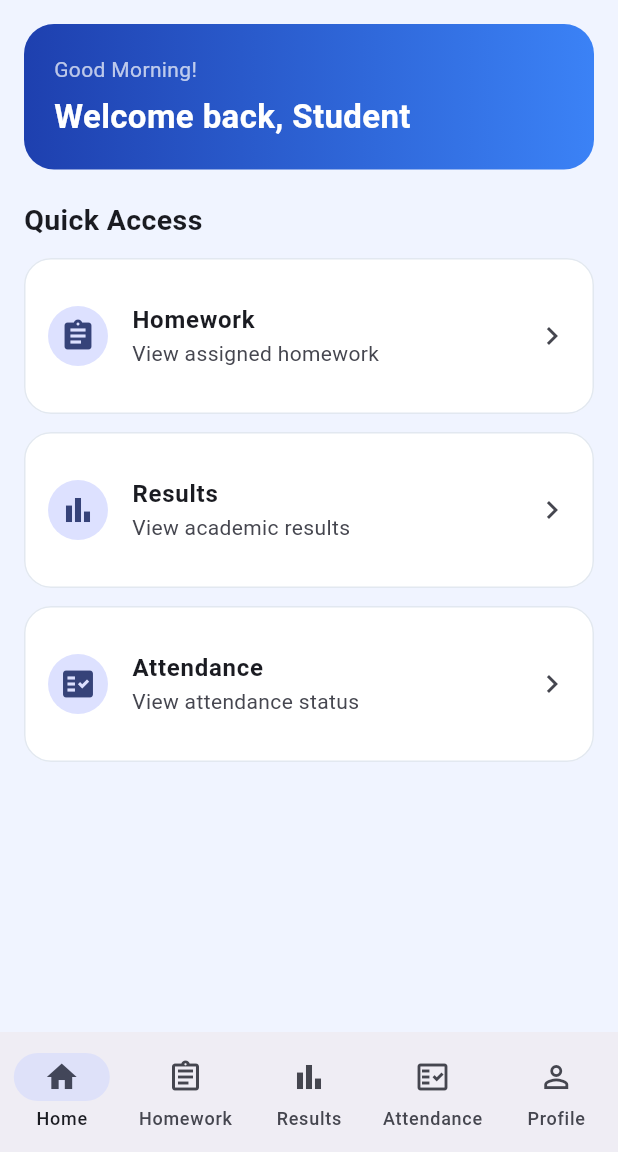
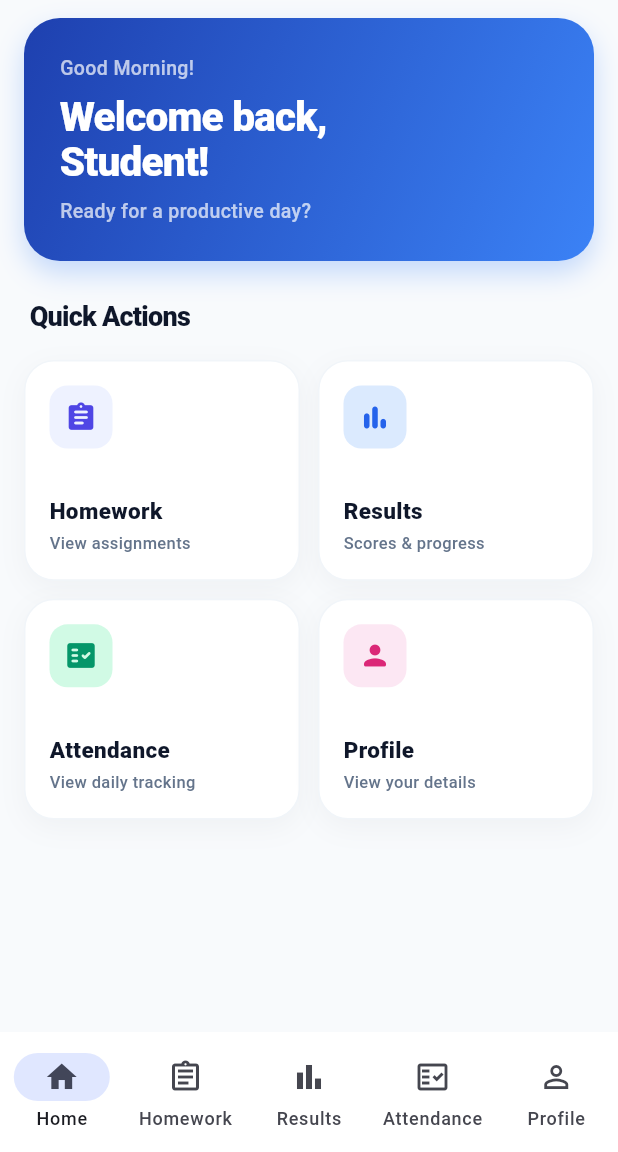
Before and after one commit to Nisal1067/schoolbridge, a Flutter app: the StudentDashboard screen opened directly, on a phone screen of 412 x 824 dp, the part 84-1236 px from its top. Run offline on Flutter 3.47's test engine with Material 3 defaults, Android fonts, the phone set to English and light mode, and no system bars; our stand-ins replace cloud_firestore, file_picker, firebase_auth, firebase_core, firebase_storage, image_picker and 3 more; missing offline and left inert: dart:html, dart:js_interop, file_saver, file_selector; accounts and stored records are empty.

Commit message:
feat: enhance StudentDashboard UI with improved navigation and quick action cards

```diff
--- a/lib/dashboards/screens/student_dashboard.dart
+++ b/lib/dashboards/screens/student_dashboard.dart
@@ -3,7 +3,6 @@ import 'package:flutter/material.dart';
 import '../../auth/widgets/logout_button.dart';
 
 import '../../core/theme/app_theme.dart';
-import '../../core/widgets/dashboard_item.dart';
 import '../../core/widgets/placeholder.dart';
 import '../../features/attendance/parent_attendance_screen.dart';
 import '../../features/homework_announcements/student/student_homework_screen.dart';
@@ -39,6 +38,8 @@ class _StudentDashboardState extends State<StudentDashboard> {
       appBar: selectedIndex == 1
           ? null
           : AppBar(
+              backgroundColor: const Color(0xFFF8FAFC),
+              elevation: 0,
               title: const Row(
                 children: [
                   Icon(
@@ -92,7 +93,16 @@ class _StudentDashboardState extends State<StudentDashboard> {
           ? const StudentProfileScreen(isTab: true)
           : PlaceholderPage(title: pages[selectedIndex]),
 
-      bottomNavigationBar: NavigationBar(
+      bottomNavigationBar: Theme(
+        data: Theme.of(context).copyWith(
+          splashColor: Colors.transparent,
+          highlightColor: Colors.transparent,
+        ),
+        child: NavigationBar(
+          backgroundColor: Colors.white,
+          surfaceTintColor: Colors.white,
+          elevation: 15,
+          indicatorColor: const Color(0xFFE0E7FF),
           selectedIndex: selectedIndex,
           onDestinationSelected: (index) {
             if (index == 3) {
@@ -117,21 +127,26 @@ class _StudentDashboardState extends State<StudentDashboard> {
             ),
             NavigationDestination(
               icon: Icon(Icons.assignment_outlined),
+              selectedIcon: Icon(Icons.assignment),
               label: 'Homework',
             ),
             NavigationDestination(
               icon: Icon(Icons.bar_chart_outlined),
+              selectedIcon: Icon(Icons.bar_chart),
               label: 'Results',
             ),
             NavigationDestination(
               icon: Icon(Icons.fact_check_outlined),
+              selectedIcon: Icon(Icons.fact_check),
               label: 'Attendance',
             ),
             NavigationDestination(
               icon: Icon(Icons.person_outline),
+              selectedIcon: Icon(Icons.person),
               label: 'Profile',
             ),
           ],
+        ),
       ),
     );
   }
@@ -145,61 +160,108 @@ class _StudentHome extends StatelessWidget {
 
   @override
   Widget build(BuildContext context) {
-    return ListView(
-      padding: const EdgeInsets.all(16),
-      children: [
-        Container(
-          padding: const EdgeInsets.all(20),
+    return Container(
+      color: const Color(0xFFF8FAFC),
+      child: CustomScrollView(
+        slivers: [
+          SliverToBoxAdapter(
+            child: Container(
+              margin: const EdgeInsets.fromLTRB(16, 12, 16, 24),
+              padding: const EdgeInsets.all(24),
               decoration: BoxDecoration(
                 gradient: const LinearGradient(
                   colors: [AppColors.primary, AppColors.secondary],
+                  begin: Alignment.topLeft,
+                  end: Alignment.bottomRight,
                 ),
-            borderRadius: BorderRadius.circular(20),
+                borderRadius: BorderRadius.circular(24),
+                boxShadow: [
+                  BoxShadow(
+                    color: AppColors.secondary.withValues(alpha: 0.28),
+                    blurRadius: 15,
+                    offset: const Offset(0, 8),
+                  ),
+                ],
               ),
               child: Column(
                 crossAxisAlignment: CrossAxisAlignment.start,
                 children: [
-              Text('Good Morning!', style: TextStyle(color: Colors.white70)),
-              SizedBox(height: 6),
+                  const Text(
+                    'Good Morning!',
+                    style: TextStyle(
+                      color: Colors.white70,
+                      fontSize: 13,
+                      fontWeight: FontWeight.w500,
+                    ),
+                  ),
+                  const SizedBox(height: 8),
                   Text(
-                'Welcome back, $studentName',
+                    'Welcome back,\n$studentName!',
+                    style: const TextStyle(
+                      color: Colors.white,
+                      fontSize: 27,
+                      fontWeight: FontWeight.w900,
+                      letterSpacing: -0.5,
+                      height: 1.1,
+                    ),
+                  ),
+                  const SizedBox(height: 8),
+                  const Text(
+                    'Ready for a productive day?',
                     style: TextStyle(
-                  color: Colors.white,
-                  fontSize: 22,
-                  fontWeight: FontWeight.bold,
+                      color: Colors.white70,
+                      fontSize: 13,
+                      fontWeight: FontWeight.w500,
                     ),
                   ),
                 ],
               ),
             ),
-
-        const SizedBox(height: 20),
-
-        const Text(
-          'Quick Access',
-          style: TextStyle(fontSize: 19, fontWeight: FontWeight.bold),
           ),
-
-        const SizedBox(height: 12),
-
-        DashboardItem(
-          icon: Icons.assignment,
+          const SliverToBoxAdapter(
+            child: Padding(
+              padding: EdgeInsets.symmetric(horizontal: 20),
+              child: Text(
+                'Quick Actions',
+                style: TextStyle(
+                  fontSize: 18,
+                  fontWeight: FontWeight.w800,
+                  color: Color(0xFF0F172A),
+                  letterSpacing: -0.5,
+                ),
+              ),
+            ),
+          ),
+          SliverPadding(
+            padding: const EdgeInsets.fromLTRB(16, 16, 16, 32),
+            sliver: SliverGrid.count(
+              crossAxisCount: 2,
+              mainAxisSpacing: 12,
+              crossAxisSpacing: 12,
+              childAspectRatio: 1.25,
+              children: [
+                _StudentQuickActionCard(
+                  icon: Icons.assignment_rounded,
+                  iconColor: const Color(0xFF4F46E5),
+                  iconBackground: const Color(0xFFEEF2FF),
                   title: 'Homework',
-          subtitle: 'View assigned homework',
+                  subtitle: 'View assignments',
                   onTap: () => onNavigate(1),
                 ),
-
-        DashboardItem(
-          icon: Icons.bar_chart,
+                _StudentQuickActionCard(
+                  icon: Icons.bar_chart_rounded,
+                  iconColor: const Color(0xFF2563EB),
+                  iconBackground: const Color(0xFFDBEAFE),
                   title: 'Results',
-          subtitle: 'View academic results',
+                  subtitle: 'Scores & progress',
                   onTap: () => onNavigate(2),
                 ),
-
-        DashboardItem(
-          icon: Icons.fact_check,
+                _StudentQuickActionCard(
+                  icon: Icons.fact_check_rounded,
+                  iconColor: const Color(0xFF059669),
+                  iconBackground: const Color(0xFFD1FAE5),
                   title: 'Attendance',
-          subtitle: 'View attendance status',
+                  subtitle: 'View daily tracking',
                   onTap: () {
                     Navigator.push(
                       context,
@@ -210,7 +272,93 @@ class _StudentHome extends StatelessWidget {
                     );
                   },
                 ),
+                _StudentQuickActionCard(
+                  icon: Icons.person_rounded,
+                  iconColor: const Color(0xFFDB2777),
+                  iconBackground: const Color(0xFFFCE7F3),
+                  title: 'Profile',
+                  subtitle: 'View your details',
+                  onTap: () => onNavigate(4),
+                ),
               ],
+            ),
+          ),
+        ],
+      ),
     );
   }
 }
+
+class _StudentQuickActionCard extends StatelessWidget {
+  final IconData icon;
+  final Color iconColor;
+  final Color iconBackground;
+  final String title;
+  final String subtitle;
+  final VoidCallback onTap;
+
+  const _StudentQuickActionCard({
+    required this.icon,
+    required this.iconColor,
+    required this.iconBackground,
+    required this.title,
+    required this.subtitle,
+    required this.onTap,
+  });
+
+  @override
+  Widget build(BuildContext context) {
+    return InkWell(
+      onTap: onTap,
+      borderRadius: BorderRadius.circular(20),
+      child: Container(
+        padding: const EdgeInsets.all(16),
+        decoration: BoxDecoration(
+          color: Colors.white,
+          borderRadius: BorderRadius.circular(20),
+          border: Border.all(color: const Color(0xFFF1F5F9)),
+          boxShadow: [
+            BoxShadow(
+              color: const Color(0xFF0F172A).withValues(alpha: 0.04),
+              blurRadius: 15,
+              offset: const Offset(0, 5),
+            ),
+          ],
+        ),
+        child: Column(
+          crossAxisAlignment: CrossAxisAlignment.start,
+          children: [
+            Container(
+              padding: const EdgeInsets.all(10),
+              decoration: BoxDecoration(
+                color: iconBackground,
+                borderRadius: BorderRadius.circular(12),
+              ),
+              child: Icon(icon, color: iconColor, size: 22),
+            ),
+            const Spacer(),
+            Text(
+              title,
+              style: const TextStyle(
+                fontSize: 15,
+                fontWeight: FontWeight.w800,
+                color: Color(0xFF0F172A),
+              ),
+            ),
+            const SizedBox(height: 3),
+            Text(
+              subtitle,
+              maxLines: 1,
+              overflow: TextOverflow.ellipsis,
+              style: const TextStyle(
+                fontSize: 11,
+                color: Color(0xFF64748B),
+                fontWeight: FontWeight.w500,
+              ),
+            ),
+          ],
+        ),
+      ),
+    );
+  }
+}
```
Lines whose indentation alone changed are shown as unchanged.
